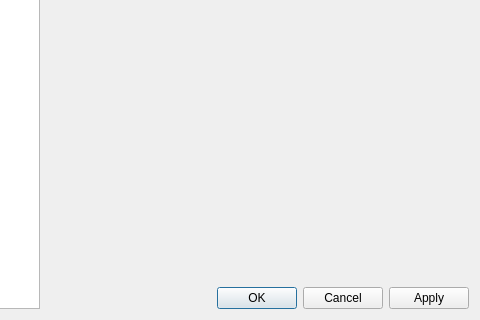
Before: the Qt Designer form src/app/ui/appsettingsdialog.ui in PLLUG/sourceline, drawn with Qt 5; both pictures show x 121 to 601 and y 114 to 434 of the 601 by 434 pixel window.
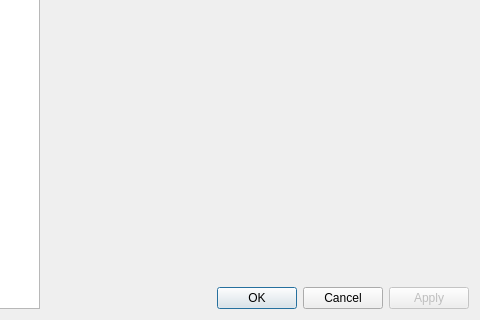
After: the same form once the commit is applied.

Commit message: Set autocommit for global settings. Added comments. Fixed issue with PluginManager::loadPlugin() return status. Fixed few warnings. Refactorings in AppSettingsDialog class. Added Settings::modified(bool) signal. Fixed issue with "Apply" button state after modifying settings.

Patch:
```diff
--- a/src/app/ui/appsettingsdialog.ui
+++ b/src/app/ui/appsettingsdialog.ui
@@ -92,6 +92,9 @@
          </item>
          <item>
           <widget class="QPushButton" name="btnApply">
+           <property name="enabled">
+            <bool>false</bool>
+           </property>
            <property name="text">
             <string>Apply</string>
            </property>
```
The commit also changes 10 other files.
